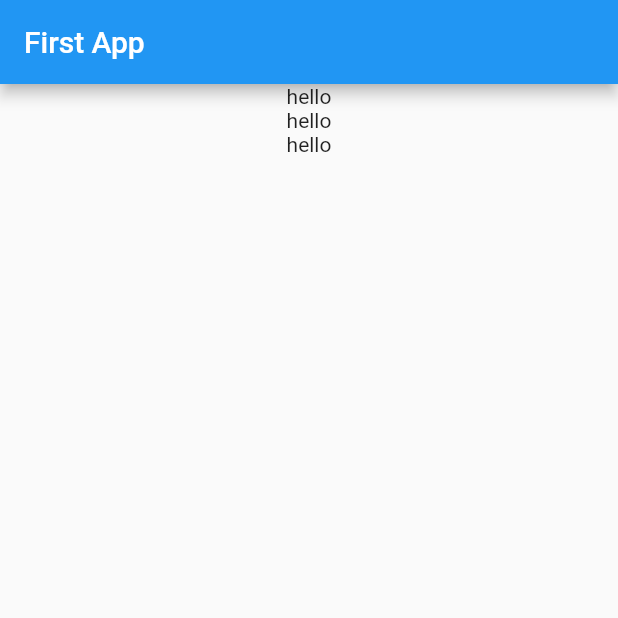
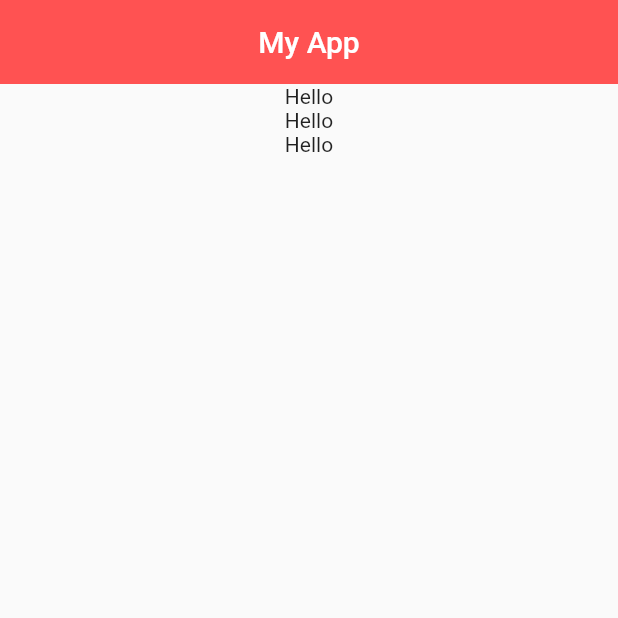
Before and after one commit to CHOIGOYO/FlutterEasyV1, a Flutter app: the screen it shows after launch, on a phone screen of 412 x 824 dp, the top half of it. Run offline on Flutter 3.47's test engine with Material 2 defaults, Android fonts, the phone set to English and light mode, and no system bars.

Commit message:
커스텀 위젯 설정에서 App Bar의 색상과 높이를 변경해보고, body 부분에서 Column 위젯을 가로 축으로 정렬하려면 Center 위젯이 필요하다는 점과 세로 축으로 정렬하려면  mainAxisAlignment 위젯이 필요하다는 점을 학습하였다. padding 값을 주기위해서는 EdgeInsets.FromLTRB()로 값을 줄 수 있다.

```diff
--- a/analysis_options.yaml
+++ b/analysis_options.yaml
@@ -22,6 +22,10 @@ linter:
   # `// ignore_for_file: name_of_lint` syntax on the line or in the file
   # producing the lint.
   rules:
+    # 노란색 경고줄 무시 규칙 추가
+    prefer_const_constructors: false
+    prefer_const_literals_to_create_immutables: false
+    prefer_const_constructors_in_immutables: false
     # avoid_print: false  # Uncomment to disable the `avoid_print` rule
     # prefer_single_quotes: true  # Uncomment to enable the `prefer_single_quotes` rule
 
--- a/lib/main.dart
+++ b/lib/main.dart
@@ -25,16 +25,20 @@ class MyHomePage extends StatelessWidget{
   Widget build(BuildContext context) {
     return Scaffold(
       appBar: AppBar(
-        title: Text('First App'), // 앱 내에 appbar의 타이틀로 보여지는 텍스트
+        title: Text('My App'), // App Bar의 표시되는 타이틀
+        centerTitle: true, // 타이틀 중앙 정렬
+        backgroundColor: Colors.redAccent, // App Bar의 색상 지정
+        elevation: 0.0, // App Bar 높이 지정(그림자 사라짐)
       ),
-      body: Center( // 중앙 배치
-        child: Column( // 세로 배치
-          children: [ // [] 내에 세로로 배치될 내용을 넣어주면 된다.
-            Text('hello'), // 위젯 간 구분을 위해 쉼표를 넣어줘야한다.
-            Text('hello'),
-            Text('hello')
-          ],
-        ),
+      body: Center( // 컬럼 위젯을 가로축으로 정렬 하려면 Center 위젯이 필요하고, 세로축으로 정렬 하려면 mainAxisAlignment 이 필요하다.
+        child: Column(
+            // mainAxisAlignment: MainAxisAlignment.center, // 컬럼은 세로 정렬만 하지만 mainAxisAlignment 은 앱 스크린 내에서 세로축으로 상단 하단등을 정렬할 때 쓰인다.
+            children: [
+              Text('Hello'),
+              Text('Hello'),
+              Text('Hello'),
+            ],
+          ),
       ),
     );
   }
```
